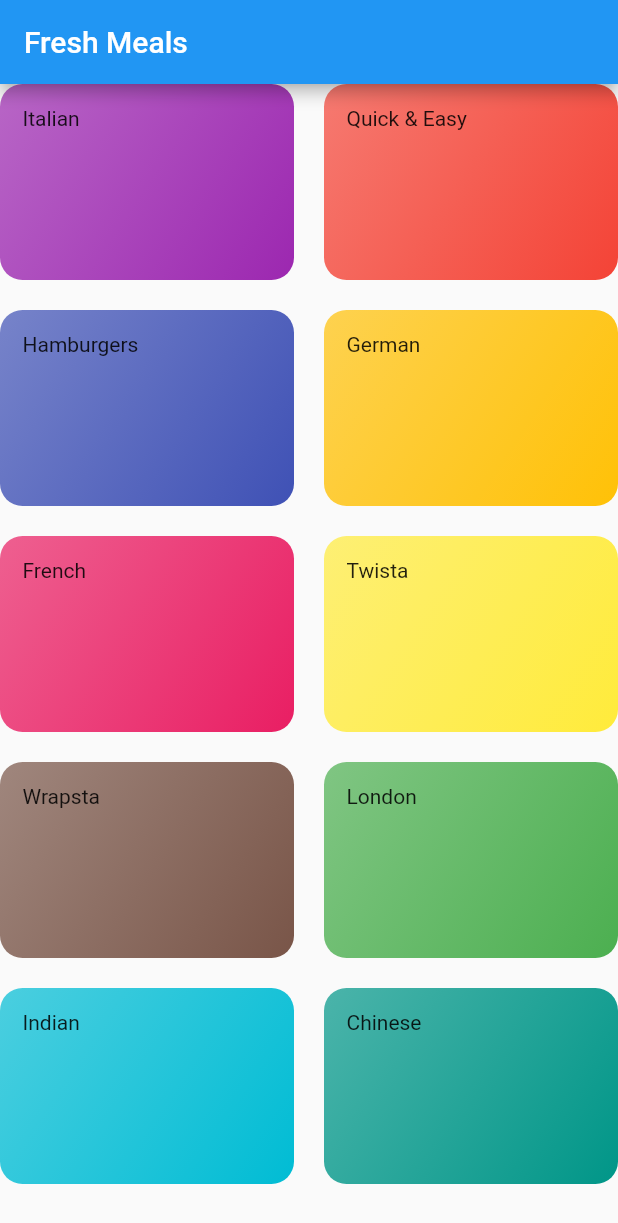
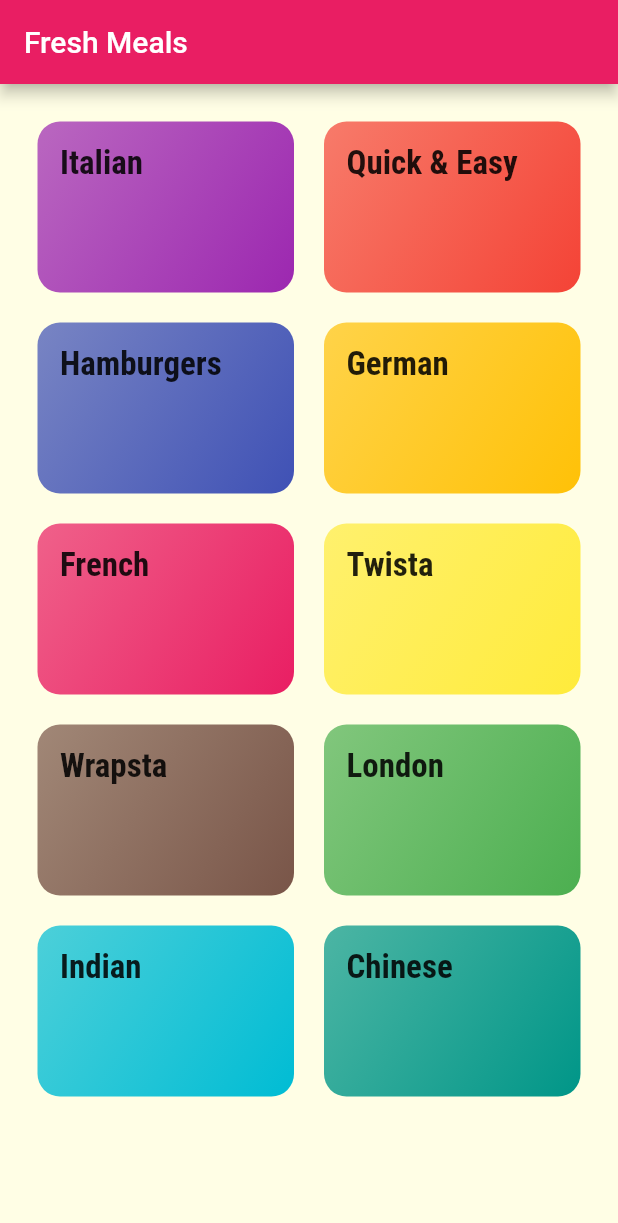
Before and after one commit to OwethuSotomela/meals_app, a Flutter app: the screen it shows after launch, on a phone screen of 412 x 824 dp. Shown: the top 1223 px of the screen. Run offline on Flutter 3.47's test engine with Material 2 defaults, Android fonts, the phone set to English and light mode, and no system bars.

Commit message:
Styling and theming

```diff
--- a/lib/categories_screen.dart
+++ b/lib/categories_screen.dart
@@ -10,6 +10,7 @@ class CategoriesScreen extends StatelessWidget {
         title: const Text('Fresh Meals'),
       ),
       body: GridView(
+        padding: const EdgeInsets.all(25),
         children: DUMMY_CATEGORIES
             .map((catData) => CategoryItem(
                   catData.title,
--- a/lib/category_item.dart
+++ b/lib/category_item.dart
@@ -10,7 +10,10 @@ class CategoryItem extends StatelessWidget {
   Widget build(BuildContext context) {
     return Container(
       padding: const EdgeInsets.all(15),
-      child: Text(title),
+      child: Text(
+        title,
+        style: Theme.of(context).textTheme.subtitle1,
+      ),
       decoration: BoxDecoration(
         gradient: LinearGradient(
           colors: [
--- a/lib/main.dart
+++ b/lib/main.dart
@@ -1,3 +1,5 @@
+// import 'dart:ui';
+
 import 'package:flutter/material.dart';
 import './categories_screen.dart';
 
@@ -10,7 +12,23 @@ class MyApp extends StatelessWidget {
       debugShowCheckedModeBanner: false,
       title: 'DeliMeals',
       theme: ThemeData(
-        primarySwatch: Colors.blue,
+        primarySwatch: Colors.pink,
+        // accentColor: Colors.amber,
+        canvasColor: Color.fromRGBO(255, 254, 229, 1),
+        fontFamily: 'Raleway',
+        textTheme: ThemeData.light().textTheme.copyWith(
+              bodyText1: TextStyle(
+                color: Color.fromRGBO(20, 51, 51, 1),
+              ),
+              bodyText2: TextStyle(
+                color: Color.fromRGBO(20, 51, 51, 1),
+              ),
+              subtitle1: TextStyle(
+                fontSize: 22,
+                fontFamily: 'RobotoCondensed',
+                fontWeight: FontWeight.bold,
+              ),
+            ),
       ),
       home: CategoriesScreen(),
     );
```
Also changed, not shown: pubspec.yaml (+17 -6 lines), assets/fonts/Raleway-Black.ttf (added), assets/fonts/Raleway-Bold.ttf (added), assets/fonts/Raleway-Regular.ttf (added), assets/fonts/RobotoCondensed-Bold.ttf (added), assets/fonts/RobotoCondensed-Italic.ttf (added), assets/fonts/RobotoCondensed-Light.ttf (added), assets/fonts/RobotoCondensed-Regular.ttf (added).
